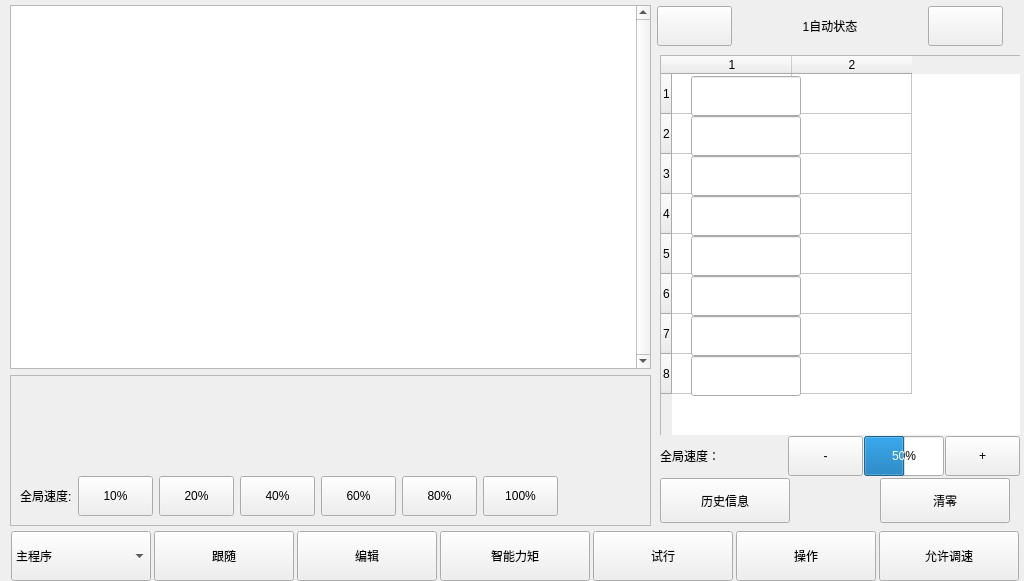
Old version of the form autoform.ui in the repository Jade-yun/MachineTool.
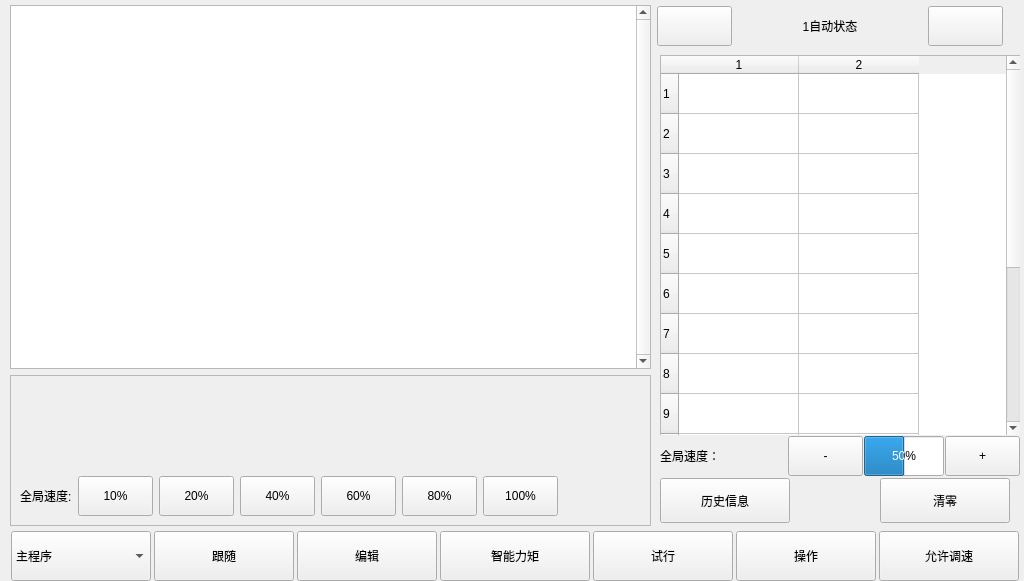
New version of the form. Icons and pictures are not drawn. Custom widgets are drawn as their Qt base class.

```diff
--- a/autoform.ui
+++ b/autoform.ui
@@ -1221,7 +1221,7 @@
         </rect>
        </property>
        <property name="rowCount">
-        <number>8</number>
+        <number>16</number>
        </property>
        <property name="columnCount">
         <number>2</number>
@@ -1249,184 +1249,56 @@
        <row/>
        <row/>
        <row/>
+       <row/>
+       <row/>
+       <row/>
+       <row/>
+       <row/>
+       <row/>
+       <row/>
+       <row/>
        <column/>
        <column/>
-      </widget>
-      <widget class="NumberEdit" name="editVar3">
-       <property name="geometry">
-        <rect>
-         <x>51</x>
-         <y>111</y>
-         <width>110</width>
-         <height>40</height>
-        </rect>
-       </property>
-       <property name="minimumSize">
-        <size>
-         <width>0</width>
-         <height>40</height>
-        </size>
-       </property>
-       <property name="maximumSize">
-        <size>
-         <width>16777215</width>
-         <height>40</height>
-        </size>
-       </property>
-      </widget>
-      <widget class="NumberEdit" name="editVar5">
-       <property name="geometry">
-        <rect>
-         <x>51</x>
-         <y>191</y>
-         <width>110</width>
-         <height>40</height>
-        </rect>
-       </property>
-       <property name="minimumSize">
-        <size>
-         <width>0</width>
-         <height>40</height>
-        </size>
-       </property>
-       <property name="maximumSize">
-        <size>
-         <width>16777215</width>
-         <height>40</height>
-        </size>
-       </property>
-      </widget>
-      <widget class="NumberEdit" name="editVar7">
-       <property name="geometry">
-        <rect>
-         <x>51</x>
-         <y>271</y>
-         <width>110</width>
-         <height>40</height>
-        </rect>
-       </property>
-       <property name="minimumSize">
-        <size>
-         <width>0</width>
-         <height>40</height>
-        </size>
-       </property>
-       <property name="maximumSize">
-        <size>
-         <width>16777215</width>
-         <height>40</height>
-        </size>
-       </property>
-      </widget>
-      <widget class="NumberEdit" name="editVar2">
-       <property name="geometry">
-        <rect>
-         <x>51</x>
-         <y>71</y>
-         <width>110</width>
-         <height>40</height>
-        </rect>
-       </property>
-       <property name="minimumSize">
-        <size>
-         <width>0</width>
-         <height>40</height>
-        </size>
-       </property>
-       <property name="maximumSize">
-        <size>
-         <width>16777215</width>
-         <height>40</height>
-        </size>
-       </property>
-      </widget>
-      <widget class="NumberEdit" name="editVar6">
-       <property name="geometry">
-        <rect>
-         <x>51</x>
-         <y>231</y>
-         <width>110</width>
-         <height>40</height>
-        </rect>
-       </property>
-       <property name="minimumSize">
-        <size>
-         <width>0</width>
-         <height>40</height>
-        </size>
-       </property>
-       <property name="maximumSize">
-        <size>
-         <width>16777215</width>
-         <height>40</height>
-        </size>
-       </property>
-      </widget>
-      <widget class="NumberEdit" name="editVar4">
-       <property name="geometry">
-        <rect>
-         <x>51</x>
-         <y>151</y>
-         <width>110</width>
-         <height>40</height>
-        </rect>
-       </property>
-       <property name="minimumSize">
-        <size>
-         <width>0</width>
-         <height>40</height>
-        </size>
-       </property>
-       <property name="maximumSize">
-        <size>
-         <width>16777215</width>
-         <height>40</height>
-        </size>
-       </property>
-      </widget>
-      <widget class="NumberEdit" name="editVar8">
-       <property name="geometry">
-        <rect>
-         <x>51</x>
-         <y>311</y>
-         <width>110</width>
-         <height>40</height>
-        </rect>
-       </property>
-       <property name="minimumSize">
-        <size>
-         <width>0</width>
-         <height>40</height>
-        </size>
-       </property>
-       <property name="maximumSize">
-        <size>
-         <width>16777215</width>
-         <height>40</height>
-        </size>
-       </property>
-      </widget>
-      <widget class="NumberEdit" name="editVar1">
-       <property name="geometry">
-        <rect>
-         <x>51</x>
-         <y>31</y>
-         <width>110</width>
-         <height>40</height>
-        </rect>
-       </property>
-       <property name="minimumSize">
-        <size>
-         <width>0</width>
-         <height>40</height>
-        </size>
-       </property>
-       <property name="maximumSize">
-        <size>
-         <width>16777215</width>
-         <height>40</height>
-        </size>
-       </property>
+       <item row="8" column="1">
+        <property name="flags">
+         <set>NoItemFlags</set>
+        </property>
+       </item>
+       <item row="9" column="1">
+        <property name="flags">
+         <set>NoItemFlags</set>
+        </property>
+       </item>
+       <item row="10" column="1">
+        <property name="flags">
+         <set>NoItemFlags</set>
+        </property>
+       </item>
+       <item row="11" column="1">
+        <property name="flags">
+         <set>NoItemFlags</set>
+        </property>
+       </item>
+       <item row="12" column="1">
+        <property name="flags">
+         <set>NoItemFlags</set>
+        </property>
+       </item>
+       <item row="13" column="1">
+        <property name="flags">
+         <set>NoItemFlags</set>
+        </property>
+       </item>
+       <item row="14" column="1">
+        <property name="flags">
+         <set>NoItemFlags</set>
+        </property>
+       </item>
+       <item row="15" column="1">
+        <property name="flags">
+         <set>NoItemFlags</set>
+        </property>
+       </item>
       </widget>
      </widget>
      <widget class="QWidget" name="page3StackState">
```
Left out of the diff: 27 changed lines with no effect on the pictures.
